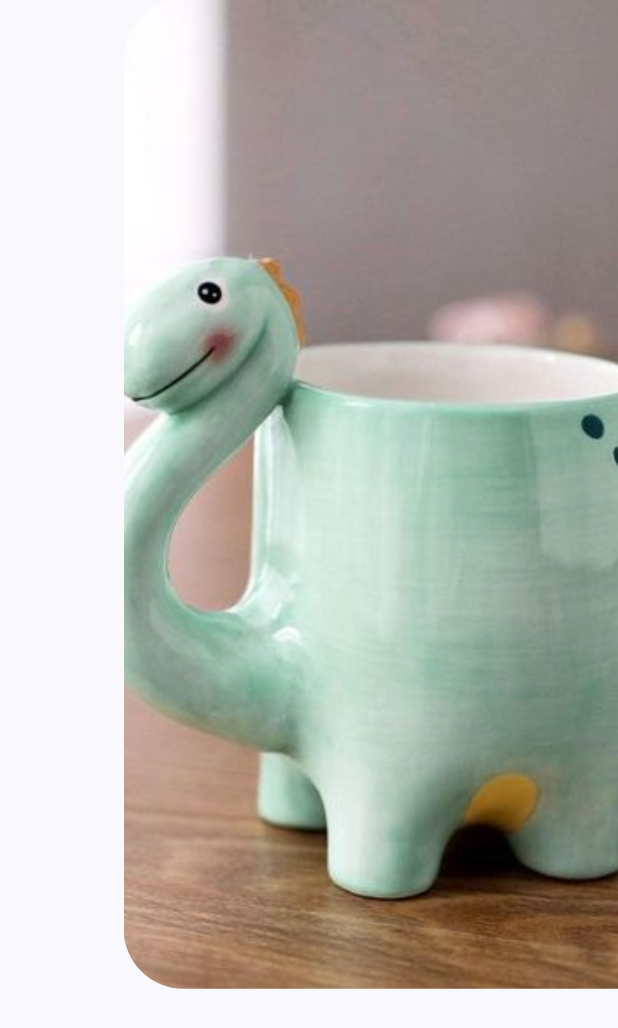
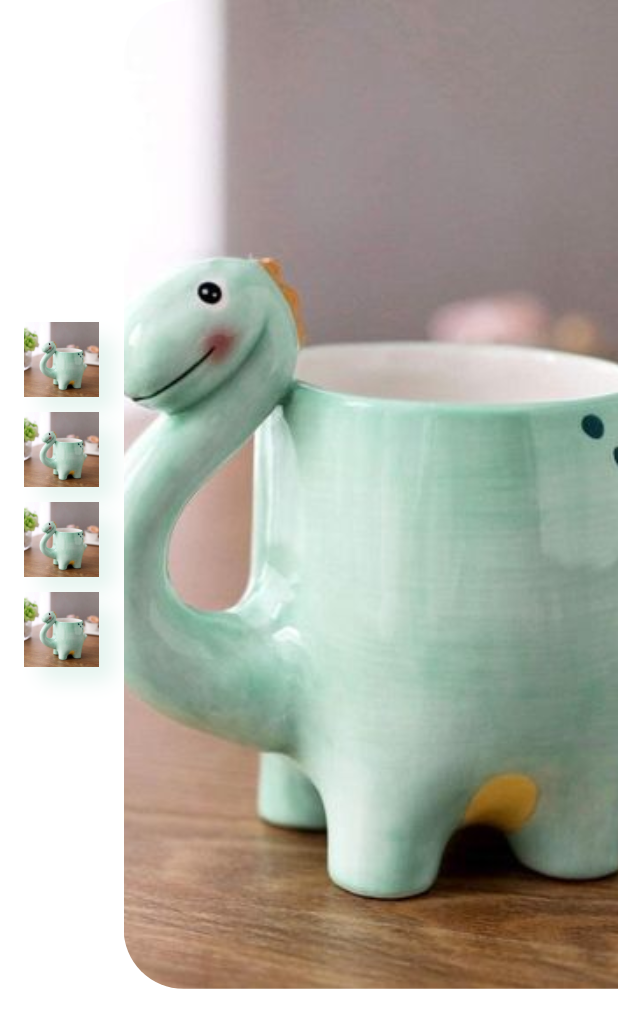
Before and after one commit to SarahGhorbani/flutter_ui, a Flutter app: the DetailsPage screen opened directly, on a phone screen of 412 x 824 dp. Shown: the top 1028 px of the screen. Run offline on Flutter 3.47's test engine with Material 2 defaults, Android fonts, the phone set to English and light mode, and no system bars; our stand-ins replace flutter_svg.

Commit message:
add custom button

```diff
--- /dev/null
+++ b/lib/screens/details/components/icon_button_with_shadow.dart
@@ -0,0 +1,34 @@
+import 'package:flutter/cupertino.dart';
+import 'package:flutter/material.dart';
+import 'package:flutter_svg/flutter_svg.dart';
+
+class IconButtonWithShadow extends StatelessWidget {
+  const IconButtonWithShadow({Key? key, required this.color, required this.icon}) : super(key: key);
+  final Color color;
+  final String icon;
+  @override
+  Widget build(BuildContext context) {
+    return InkWell(
+      child: Container(
+        width: 50,
+        height: 50,
+        decoration: BoxDecoration(
+          borderRadius: BorderRadius.all(const Radius.circular(10)),
+            color: Colors.white,
+            boxShadow: [
+          BoxShadow(
+            color: color.withOpacity(0.1),
+            offset: const Offset(10, 10),
+            blurRadius: 10,
+          ),
+              // BoxShadow(
+              //   color: Colors.white.withOpacity(0.5),
+              //   offset: const Offset(-10, -10),
+              //   blurRadius: 50,
+              // ),
+        ]),
+        child: Image.asset(icon),
+      ),
+    );
+  }
+}
--- a/lib/screens/details/details_page.dart
+++ b/lib/screens/details/details_page.dart
@@ -2,6 +2,7 @@ import 'package:flutter/cupertino.dart';
 import 'package:flutter/material.dart';
 import 'package:flutter_svg/svg.dart';
 import 'package:flutter_ui/constants.dart';
+import 'package:flutter_ui/screens/details/components/icon_button_with_shadow.dart';
 
 class DetailsPage extends StatelessWidget {
   const DetailsPage({Key? key}) : super(key: key);
@@ -10,6 +11,7 @@ class DetailsPage extends StatelessWidget {
   Widget build(BuildContext context) {
     Size size = MediaQuery.of(context).size;
     return Scaffold(
+      backgroundColor: Colors.white,
       body: Column(
         children: [
           Row(
@@ -17,6 +19,21 @@ class DetailsPage extends StatelessWidget {
               Container(
                 width: size.width *0.2,
                 color: Colors.white,
+                child: Column(
+                  children: const [
+                    IconButtonWithShadow(color: primaryColor,
+                    icon: 'assets/images/1.jpg'),
+                    SizedBox(height: 10),
+                    IconButtonWithShadow(color: primaryColor,
+                      icon: 'assets/images/1.jpg',),
+                    SizedBox(height: 10),
+                    IconButtonWithShadow(color: primaryColor,
+                      icon: 'assets/images/1.jpg',),
+                    SizedBox(height: 10),
+                    IconButtonWithShadow(color: primaryColor,
+                      icon: 'assets/images/1.jpg',),
+                  ],
+                ),
               ),
               SizedBox(
                 width:size.width * 0.8 ,
@@ -47,10 +64,4 @@ class DetailsPage extends StatelessWidget {
       ),
     );
   }
-  AppBar buildAppBar() {
-    return AppBar(
-      elevation: 0,
-      backgroundColor: primaryColor,
-    );
-  }
 }
```
